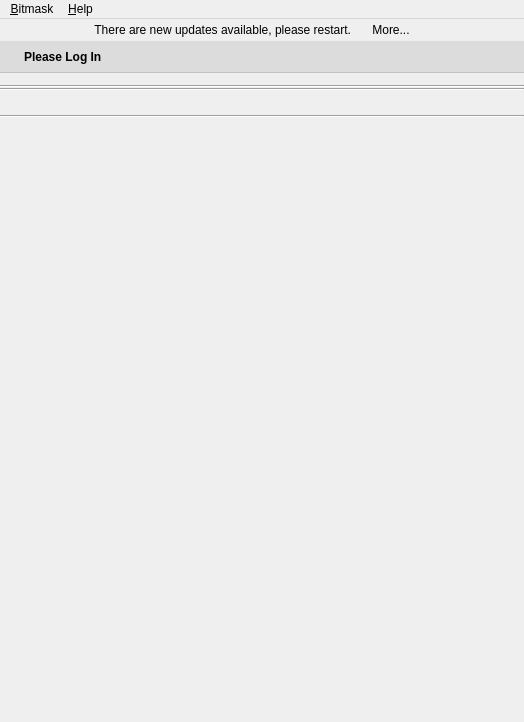
This is src/leap/bitmask/gui/ui/mainwindow.ui in leapcode/bitmask_client as Qt 5 draws it before an edit. The edited form follows.
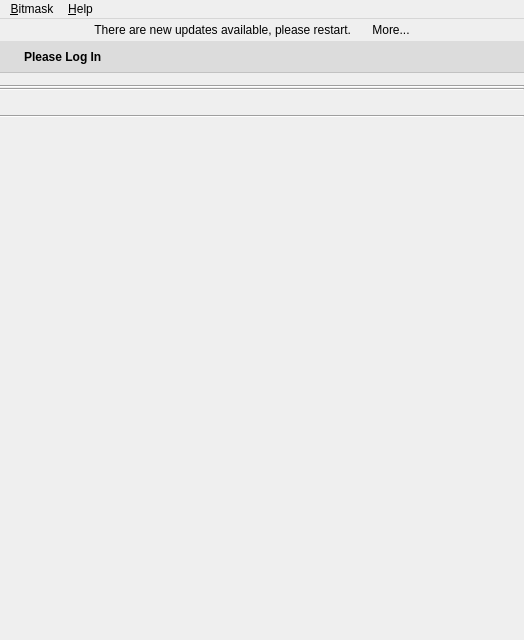
This is the edited form. Icons and pictures are not drawn.

Commit message:
Reduce height to fit on smaller resolutions.
Closes #5722.

```diff
--- a/src/leap/bitmask/gui/ui/mainwindow.ui
+++ b/src/leap/bitmask/gui/ui/mainwindow.ui
@@ -7,7 +7,7 @@
     <x>0</x>
     <y>0</y>
     <width>524</width>
-    <height>722</height>
+    <height>640</height>
    </rect>
   </property>
   <property name="sizePolicy">
@@ -75,7 +75,7 @@
          <x>0</x>
          <y>0</y>
          <width>524</width>
-         <height>667</height>
+         <height>589</height>
         </rect>
        </property>
        <layout class="QVBoxLayout" name="verticalLayout">
```
Left out of the diff: 2 changed lines with no effect on the pictures. The commit also changes 1 other file.
